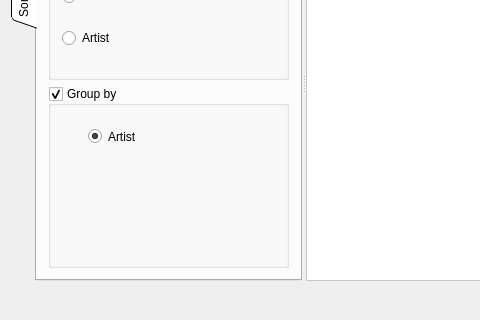
Qt form ui/mainwindow.ui (mhaehnel/UltraEdit) before a commit; both pictures show x 0 to 480 and y 163 to 483 of the 836 by 483 pixel window.
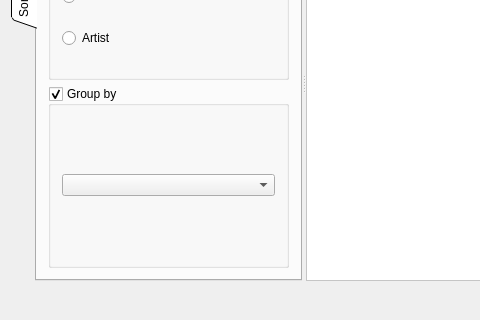
The same form after that commit. Icons and pictures are not drawn. Custom widgets are drawn as their Qt base class.

Commit message: Removed overly complex (and unnecessary) locking

Patch:
```diff
--- a/ui/mainwindow.ui
+++ b/ui/mainwindow.ui
@@ -422,22 +422,11 @@
            <property name="checked">
             <bool>true</bool>
            </property>
-           <widget class="QRadioButton" name="groupArtist">
-            <property name="geometry">
-             <rect>
-              <x>40</x>
-              <y>40</y>
-              <width>102</width>
-              <height>21</height>
-             </rect>
-            </property>
-            <property name="text">
-             <string>Artist</string>
-            </property>
-            <property name="checked">
-             <bool>true</bool>
-            </property>
-           </widget>
+           <layout class="QVBoxLayout" name="verticalLayout_8">
+            <item>
+             <widget class="QComboBox" name="groupBy"/>
+            </item>
+           </layout>
           </widget>
          </item>
         </layout>
```
Left out of the diff: 53 changed lines with no effect on the pictures. The commit also changes 1 other file.
